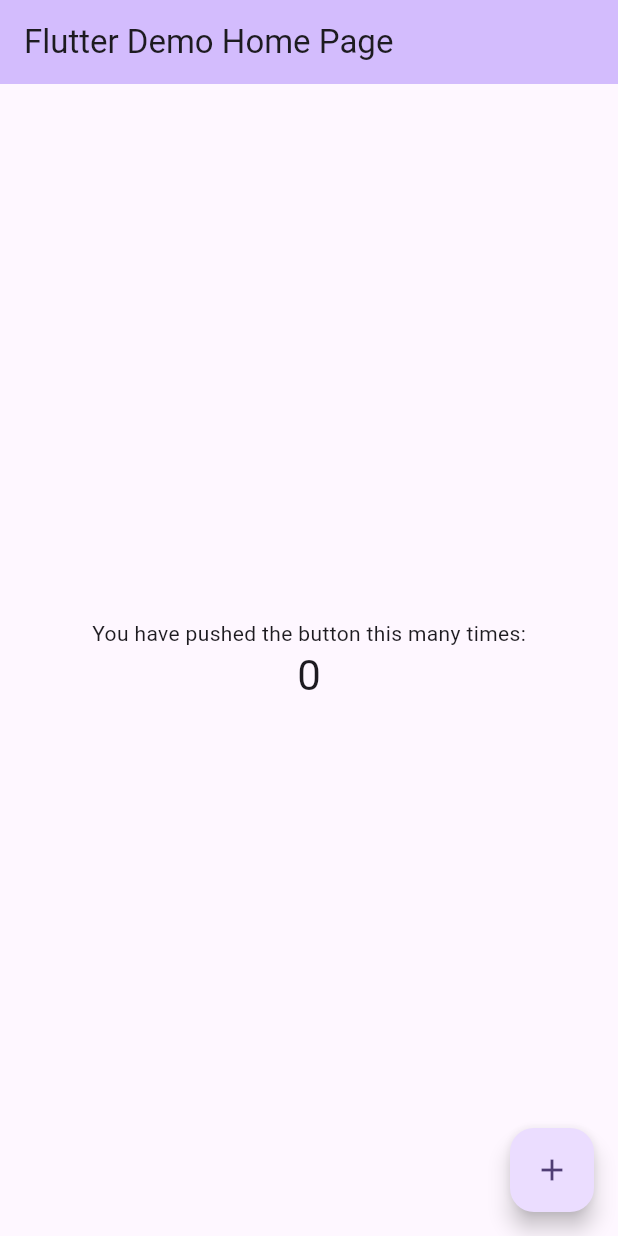
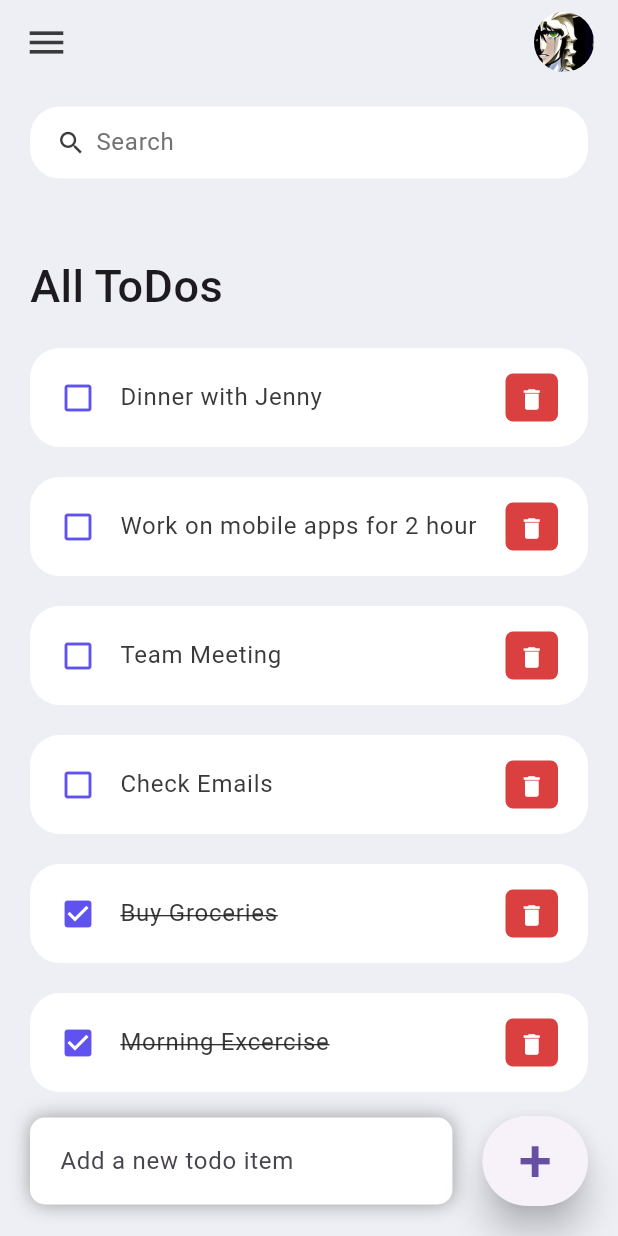
Before and after one commit to Kurocifer/TaskNest, a Flutter app: the screen it shows after launch, on a phone screen of 412 x 824 dp. Run offline on Flutter 3.47's test engine with Material 3 defaults, Android fonts, the phone set to English and light mode, and no system bars.

Commit message:
add todo source code

```diff
--- /dev/null
+++ b/task_nest/lib/constants/colors.dart
@@ -0,0 +1,9 @@
+import 'package:flutter/material.dart';
+
+const Color tdRed = Color(0xFFDA4040);
+const Color tdBlue = Color(0xFF5F52EE);
+
+const Color tdBlack = Color(0xFF3A3A3A);
+const Color tdGrey = Color(0xFF717171);
+
+const Color tdBGColor = Color(0xFFEEEFF5);
--- a/task_nest/lib/main.dart
+++ b/task_nest/lib/main.dart
@@ -1,125 +1,23 @@
 import 'package:flutter/material.dart';
+import 'package:flutter/services.dart';
+import './screens/home.dart';
 
 void main() {
   runApp(const MyApp());
 }
 
 class MyApp extends StatelessWidget {
-  const MyApp({super.key});
+  const MyApp({Key? key}) : super(key: key);
 
   // This widget is the root of your application.
   @override
   Widget build(BuildContext context) {
+    SystemChrome.setSystemUIOverlayStyle(
+        SystemUiOverlayStyle(statusBarColor: Colors.transparent));
     return MaterialApp(
-      title: 'Flutter Demo',
-      theme: ThemeData(
-        // This is the theme of your application.
-        //
-        // TRY THIS: Try running your application with "flutter run". You'll see
-        // the application has a purple toolbar. Then, without quitting the app,
-        // try changing the seedColor in the colorScheme below to Colors.green
-        // and then invoke "hot reload" (save your changes or press the "hot
-        // reload" button in a Flutter-supported IDE, or press "r" if you used
-        // the command line to start the app).
-        //
-        // Notice that the counter didn't reset back to zero; the application
-        // state is not lost during the reload. To reset the state, use hot
-        // restart instead.
-        //
-        // This works for code too, not just values: Most code changes can be
-        // tested with just a hot reload.
-        colorScheme: ColorScheme.fromSeed(seedColor: Colors.deepPurple),
-        useMaterial3: true,
-      ),
-      home: const MyHomePage(title: 'Flutter Demo Home Page'),
+      debugShowCheckedModeBanner: false,
+      title: 'ToDo App',
+      home: Home(),
     );
   }
 }
-
-class MyHomePage extends StatefulWidget {
-  const MyHomePage({super.key, required this.title});
-
-  // This widget is the home page of your application. It is stateful, meaning
-  // that it has a State object (defined below) that contains fields that affect
-  // how it looks.
-
-  // This class is the configuration for the state. It holds the values (in this
-  // case the title) provided by the parent (in this case the App widget) and
-  // used by the build method of the State. Fields in a Widget subclass are
-  // always marked "final".
-
-  final String title;
-
-  @override
-  State<MyHomePage> createState() => _MyHomePageState();
-}
-
-class _MyHomePageState extends State<MyHomePage> {
-  int _counter = 0;
-
-  void _incrementCounter() {
-    setState(() {
-      // This call to setState tells the Flutter framework that something has
-      // changed in this State, which causes it to rerun the build method below
-      // so that the display can reflect the updated values. If we changed
-      // _counter without calling setState(), then the build method would not be
-      // called again, and so nothing would appear to happen.
-      _counter++;
-    });
-  }
-
-  @override
-  Widget build(BuildContext context) {
-    // This method is rerun every time setState is called, for instance as done
-    // by the _incrementCounter method above.
-    //
-    // The Flutter framework has been optimized to make rerunning build methods
-    // fast, so that you can just rebuild anything that needs updating rather
-    // than having to individually change instances of widgets.
-    return Scaffold(
-      appBar: AppBar(
-        // TRY THIS: Try changing the color here to a specific color (to
-        // Colors.amber, perhaps?) and trigger a hot reload to see the AppBar
-        // change color while the other colors stay the same.
-        backgroundColor: Theme.of(context).colorScheme.inversePrimary,
-        // Here we take the value from the MyHomePage object that was created by
-        // the App.build method, and use it to set our appbar title.
-        title: Text(widget.title),
-      ),
-      body: Center(
-        // Center is a layout widget. It takes a single child and positions it
-        // in the middle of the parent.
-        child: Column(
-          // Column is also a layout widget. It takes a list of children and
-          // arranges them vertically. By default, it sizes itself to fit its
-          // children horizontally, and tries to be as tall as its parent.
-          //
-          // Column has various properties to control how it sizes itself and
-          // how it positions its children. Here we use mainAxisAlignment to
-          // center the children vertically; the main axis here is the vertical
-          // axis because Columns are vertical (the cross axis would be
-          // horizontal).
-          //
-          // TRY THIS: Invoke "debug painting" (choose the "Toggle Debug Paint"
-          // action in the IDE, or press "p" in the console), to see the
-          // wireframe for each widget.
-          mainAxisAlignment: MainAxisAlignment.center,
-          children: <Widget>[
-            const Text(
-              'You have pushed the button this many times:',
-            ),
-            Text(
-              '$_counter',
-              style: Theme.of(context).textTheme.headlineMedium,
-            ),
-          ],
-        ),
-      ),
-      floatingActionButton: FloatingActionButton(
-        onPressed: _incrementCounter,
-        tooltip: 'Increment',
-        child: const Icon(Icons.add),
-      ), // This trailing comma makes auto-formatting nicer for build methods.
-    );
-  }
-}
--- /dev/null
+++ b/task_nest/lib/model/todo.dart
@@ -0,0 +1,22 @@
+class ToDo {
+  String? id;
+  String? todoText;
+  bool isDone;
+
+  ToDo({
+    required this.id,
+    required this.todoText,
+    this.isDone = false,
+  });
+
+  static List<ToDo> todoList() {
+    return [
+      ToDo(id: '01', todoText: 'Morning Excercise', isDone: true ),
+      ToDo(id: '02', todoText: 'Buy Groceries', isDone: true ),
+      ToDo(id: '03', todoText: 'Check Emails', ),
+      ToDo(id: '04', todoText: 'Team Meeting', ),
+      ToDo(id: '05', todoText: 'Work on mobile apps for 2 hour', ),
+      ToDo(id: '06', todoText: 'Dinner with Jenny', ),
+    ];
+  }
+}
--- /dev/null
+++ b/task_nest/lib/screens/home.dart
@@ -0,0 +1,236 @@
+import 'package:flutter/material.dart';
+
+import '../model/todo.dart';
+import '../constants/colors.dart';
+import '../widgets/todo_item.dart';
+
+String _notFoundMessage = "";
+
+class Home extends StatefulWidget {
+  Home({Key? key}) : super(key: key);
+
+  @override
+  State<Home> createState() => _HomeState();
+}
+
+class _HomeState extends State<Home> {
+  final todosList = ToDo.todoList();
+  List<ToDo> _foundToDo = [];
+  final _todoController = TextEditingController();
+
+  @override
+  void initState() {
+    _foundToDo = todosList;
+    super.initState();
+  }
+
+  @override
+  Widget build(BuildContext context) {
+    return Scaffold(
+      backgroundColor: tdBGColor,
+      appBar: _buildAppBar(),
+      body: Stack(
+        children: [
+          Container(
+            padding: EdgeInsets.symmetric(
+              horizontal: 20,
+              vertical: 15,
+            ),
+            child: Column(
+              children: [
+                searchBox(),
+                Expanded(
+                  child: ListView(
+                    children: [
+                      Container(
+                        margin: EdgeInsets.only(
+                          top: 50,
+                          bottom: 20,
+                        ),
+                        child: Text(
+                          'All ToDos',
+                          style: TextStyle(
+                            fontSize: 30,
+                            fontWeight: FontWeight.w500,
+                          ),
+                        ),
+                      ),
+                      if (_notFoundMessage.isNotEmpty) // Check if the message is not empty
+                        Text(
+                          _notFoundMessage,
+                          style:
+                              TextStyle(color: Colors.red), // Style as needed
+                        ),
+                      for (ToDo todoo in _foundToDo.reversed)
+                        ToDoItem(
+                          todo: todoo,
+                          onToDoChanged: _handleToDoChange,
+                          onDeleteItem: _deleteToDoItem,
+                        ),
+                    ],
+                  ),
+                )
+              ],
+            ),
+          ),
+          Align(
+            alignment: Alignment.bottomCenter,
+            child: Row(children: [
+              Expanded(
+                child: Container(
+                  margin: EdgeInsets.only(
+                    bottom: 20,
+                    right: 20,
+                    left: 20,
+                  ),
+                  padding: EdgeInsets.symmetric(
+                    horizontal: 20,
+                    vertical: 5,
+                  ),
+                  decoration: BoxDecoration(
+                    color: Colors.white,
+                    boxShadow: const [
+                      BoxShadow(
+                        color: Colors.grey,
+                        offset: Offset(0.0, 0.0),
+                        blurRadius: 10.0,
+                        spreadRadius: 0.0,
+                      ),
+                    ],
+                    borderRadius: BorderRadius.circular(10),
+                  ),
+                  child: TextField(
+                    controller: _todoController,
+                    decoration: InputDecoration(
+                        hintText: 'Add a new todo item',
+                        border: InputBorder.none),
+                  ),
+                ),
+              ),
+              Container(
+                margin: EdgeInsets.only(
+                  bottom: 20,
+                  right: 20,
+                ),
+                child: ElevatedButton(
+                  child: Text(
+                    '+',
+                    style: TextStyle(
+                      fontSize: 40,
+                    ),
+                  ),
+                  onPressed: () {
+                    _addToDoItem(_todoController.text);
+                  },
+                  style: ElevatedButton.styleFrom(
+                    //primary: tdBlue,
+                    minimumSize: Size(60, 60),
+                    elevation: 10,
+                  ),
+                ),
+              ),
+            ]),
+          ),
+        ],
+      ),
+    );
+  }
+
+  void _handleToDoChange(ToDo todo) {
+    setState(() {
+      todo.isDone = !todo.isDone;
+    });
+  }
+
+  void _deleteToDoItem(String id) {
+    setState(() {
+      todosList.removeWhere((item) => item.id == id);
+    });
+  }
+
+  void _addToDoItem(String toDo) {
+    setState(() {
+      todosList.add(ToDo(
+        id: DateTime.now().millisecondsSinceEpoch.toString(),
+        todoText: toDo,
+      ));
+    });
+    _todoController.clear();
+  }
+
+  void _runFilter(String enteredKeyword) {
+    List<ToDo> results = [];
+    String message = ""; // Variable to hold the message
+
+    if (enteredKeyword.isEmpty) {
+      results = todosList;
+    } else {
+      results = todosList
+          .where((item) => item.todoText!
+              .toLowerCase()
+              .contains(enteredKeyword.toLowerCase()))
+          .toList();
+    }
+
+    // Check if results are empty and set the message
+    if (results.isEmpty) {
+      message = "Todo not found"; // Set the message
+    }
+
+    setState(() {
+      _foundToDo = results;
+      _notFoundMessage =
+          message; // Assuming you have a variable for the message
+    });
+  }
+
+  Widget searchBox() {
+    return Container(
+      padding: EdgeInsets.symmetric(horizontal: 15),
+      decoration: BoxDecoration(
+        color: Colors.white,
+        borderRadius: BorderRadius.circular(20),
+      ),
+      child: TextField(
+        onChanged: (value) => _runFilter(value),
+        decoration: InputDecoration(
+          contentPadding: EdgeInsets.all(0),
+          prefixIcon: Icon(
+            Icons.search,
+            color: tdBlack,
+            size: 20,
+          ),
+          prefixIconConstraints: BoxConstraints(
+            maxHeight: 20,
+            minWidth: 25,
+          ),
+          border: InputBorder.none,
+          hintText: 'Search',
+          hintStyle: TextStyle(color: tdGrey),
+        ),
+      ),
+    );
+  }
+
+  AppBar _buildAppBar() {
+    return AppBar(
+      backgroundColor: tdBGColor,
+      elevation: 0,
+      title: Row(mainAxisAlignment: MainAxisAlignment.spaceBetween, children: [
+        Icon(
+          Icons.menu,
+          color: tdBlack,
+          size: 30,
+        ),
+        Container(
+          height: 40,
+          width: 40,
+          child: ClipRRect(
+            borderRadius: BorderRadius.circular(20),
+            child: Image.asset('assets/images/cifer.png'),
+          ),
+        ),
+      ]),
+    );
+  }
+}
--- /dev/null
+++ b/task_nest/lib/widgets/todo_item.dart
@@ -0,0 +1,66 @@
+import 'package:flutter/material.dart';
+
+import '../model/todo.dart';
+import '../constants/colors.dart';
+
+class ToDoItem extends StatelessWidget {
+  final ToDo todo;
+  final onToDoChanged;
+  final onDeleteItem;
+
+  const ToDoItem({
+    Key? key,
+    required this.todo,
+    required this.onToDoChanged,
+    required this.onDeleteItem,
+  }) : super(key: key);
+
+  @override
+  Widget build(BuildContext context) {
+    return Container(
+      margin: EdgeInsets.only(bottom: 20),
+      child: ListTile(
+        onTap: () {
+          // print('Clicked on Todo Item.');
+          onToDoChanged(todo);
+        },
+        shape: RoundedRectangleBorder(
+          borderRadius: BorderRadius.circular(20),
+        ),
+        contentPadding: EdgeInsets.symmetric(horizontal: 20, vertical: 5),
+        tileColor: Colors.white,
+        leading: Icon(
+          todo.isDone ? Icons.check_box : Icons.check_box_outline_blank,
+          color: tdBlue,
+        ),
+        title: Text(
+          todo.todoText!,
+          style: TextStyle(
+            fontSize: 16,
+            color: tdBlack,
+            decoration: todo.isDone ? TextDecoration.lineThrough : null,
+          ),
+        ),
+        trailing: Container(
+          padding: EdgeInsets.all(0),
+          margin: EdgeInsets.symmetric(vertical: 12),
+          height: 35,
+          width: 35,
+          decoration: BoxDecoration(
+            color: tdRed,
+            borderRadius: BorderRadius.circular(5),
+          ),
+          child: IconButton(
+            color: Colors.white,
+            iconSize: 18,
+            icon: Icon(Icons.delete),
+            onPressed: () {
+              // print('Clicked on delete icon');
+              onDeleteItem(todo.id);
+            },
+          ),
+        ),
+      ),
+    );
+  }
+}
--- a/task_nest/pubspec.yaml
+++ b/task_nest/pubspec.yaml
@@ -59,7 +59,8 @@ flutter:
   uses-material-design: true
 
   # To add assets to your application, add an assets section, like this:
-  # assets:
+  assets:
+  - assets/images/cifer.png
   #   - images/a_dot_burr.jpeg
   #   - images/a_dot_ham.jpeg
 
```
Also changed, not shown: task_nest/assets/images/cifer.png (added).
